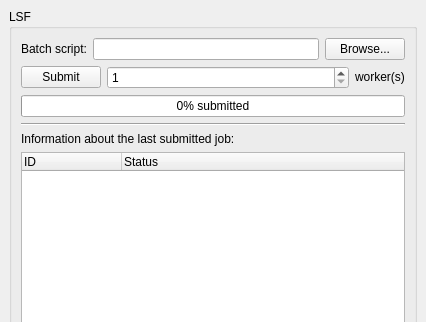
AnarManafov/PoD, file PAConsole/plugins/LSFPlugin/res/wgLSF.ui: the form before one commit; both pictures show x 0 to 426 and y 0 to 322 of the 426 by 560 pixel window.
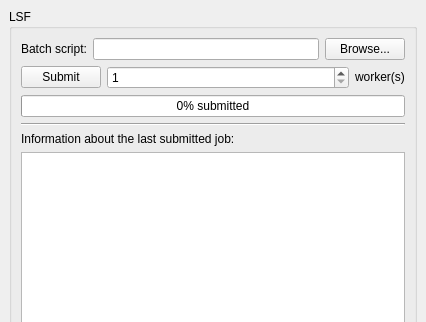
The form after the commit.

Commit message: PAConsole: new algorithm for LSF jobs list's tree view

```diff
--- a/PAConsole/plugins/LSFPlugin/res/wgLSF.ui
+++ b/PAConsole/plugins/LSFPlugin/res/wgLSF.ui
@@ -177,7 +177,7 @@
          </widget>
         </item>
         <item>
-         <widget class="QTreeWidget" name="treeJobs" >
+         <widget class="QTreeView" name="treeJobs" >
           <property name="alternatingRowColors" >
            <bool>false</bool>
           </property>
```
The commit also changes 13 other files.
